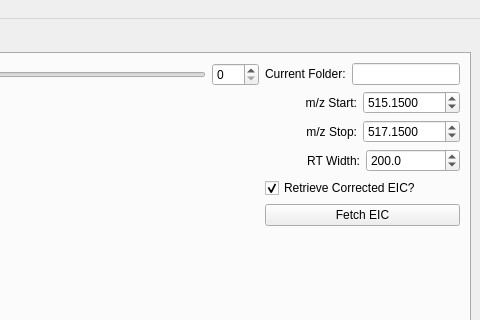
The window that pyXCMS/main.ui (mfitzp/toolz) describes before a commit, drawn with Qt 5; both pictures show x 507 to 987 and y 0 to 320 of the 987 by 731 pixel window.
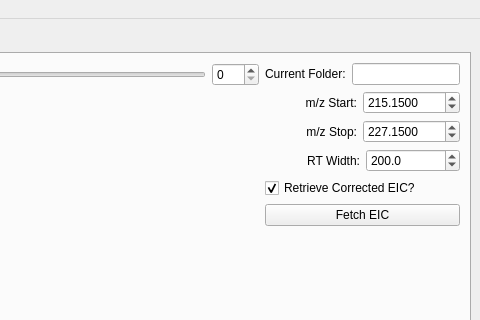
The same window after the commit. The open tabs and pages were chosen to show the change. Icons and pictures are not drawn. Custom widgets are drawn as their Qt base class.

Diff of the .ui file:
```diff
--- a/pyXCMS/main.ui
+++ b/pyXCMS/main.ui
@@ -324,7 +324,7 @@
                    <double>0.050000000000000</double>
                   </property>
                   <property name="value" >
-                   <double>515.149999999999977</double>
+                   <double>215.150000000000006</double>
                   </property>
                  </widget>
                 </item>
@@ -357,7 +357,7 @@
                    <double>0.050000000000000</double>
                   </property>
                   <property name="value" >
-                   <double>517.149999999999977</double>
+                   <double>227.150000000000006</double>
                   </property>
                  </widget>
                 </item>
```
Left out of the diff: 20 changed lines with no effect on the pictures.
